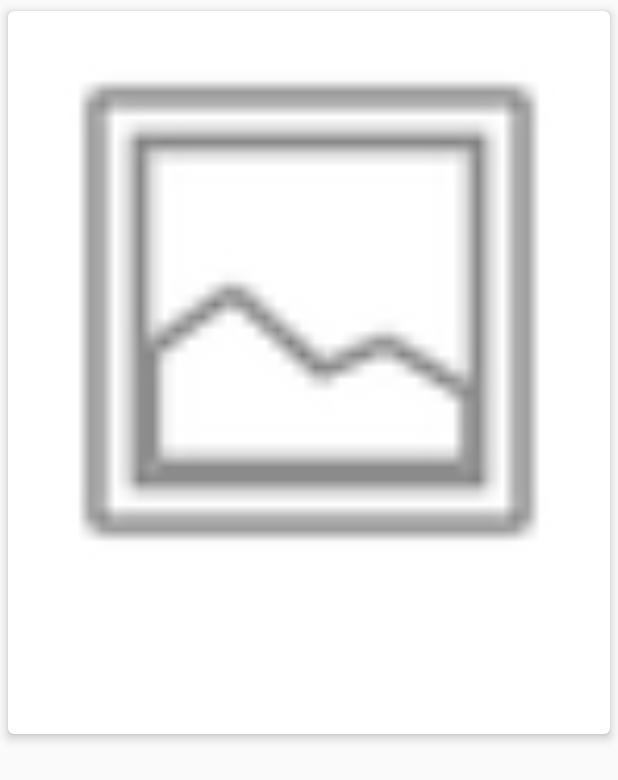
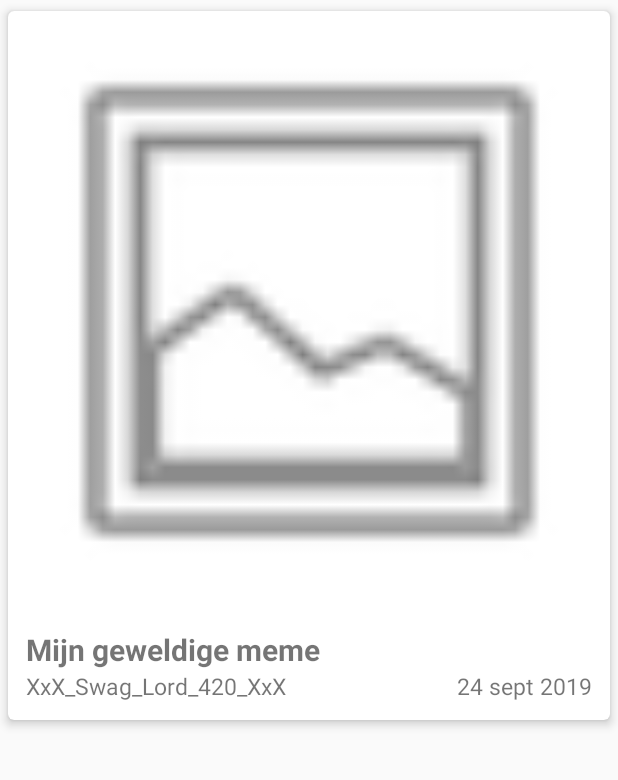
Before and after one commit to hypothermic/windesmemes-android, an Android app: the layout card_meme.xml on its own in the app's theme, with its tools: preview values and no code run, on a phone screen of 412 x 824 dp. Shown: the top 780 px of the screen. Run offline under Robolectric (Android 15) with nearby library versions, the phone set to English and light mode, and no system bars; network calls fail.

Commit message:
Update card design + set floatingactionbutton to refresh recycler
Signed-off-by: hypothermic <admin@hypothermic.nl>

```diff
--- a/app/src/main/res/layout/card_meme.xml
+++ b/app/src/main/res/layout/card_meme.xml
@@ -33,19 +33,35 @@
                 android:padding="@dimen/cardview_content_padding">
 
                 <TextView
-                    android:id="@+id/card_date"
-                    android:layout_width="match_parent"
-                    android:layout_height="wrap_content" />
-
-                <TextView
-                    android:id="@+id/card_user"
-                    android:layout_width="match_parent"
-                    android:layout_height="wrap_content" />
-
-                <TextView
                     android:id="@+id/card_title"
                     android:layout_width="match_parent"
-                    android:layout_height="wrap_content" />
+                    android:layout_height="wrap_content"
+                    android:text="Mijn geweldige meme"
+                    android:textSize="20sp"
+                    android:textStyle="bold" />
+
+                <LinearLayout
+                    android:layout_width="match_parent"
+                    android:layout_height="match_parent"
+                    android:orientation="horizontal">
+
+                    <TextView
+                        android:id="@+id/card_user"
+                        android:layout_width="wrap_content"
+                        android:layout_height="wrap_content"
+                        android:text="XxX_Swag_Lord_420_XxX"
+                        android:textSize="15sp" />
+
+                    <TextView
+                        android:id="@+id/card_date"
+                        android:layout_width="match_parent"
+                        android:layout_height="wrap_content"
+                        android:text="24 sept 2019"
+                        android:textAlignment="viewEnd"
+                        android:textSize="15sp" />
+
+                </LinearLayout>
+
             </LinearLayout>
 
         </LinearLayout>
--- a/app/src/main/res/values/strings.xml
+++ b/app/src/main/res/values/strings.xml
@@ -5,4 +5,5 @@
     <string name="account_name_placeholder"></string>
     <string name="account_mail_placeholder">Log in met je Windesmemes account.</string>
     <string name="message_refresh">Herladen…</string>
+    <string name="message_refreshed">Herladen successvol.</string>
 </resources>
```
Also changed, not shown: app/src/main/java/nl/hypothermic/windesmemes/android/MainActivity.java (+23 -7 lines).
